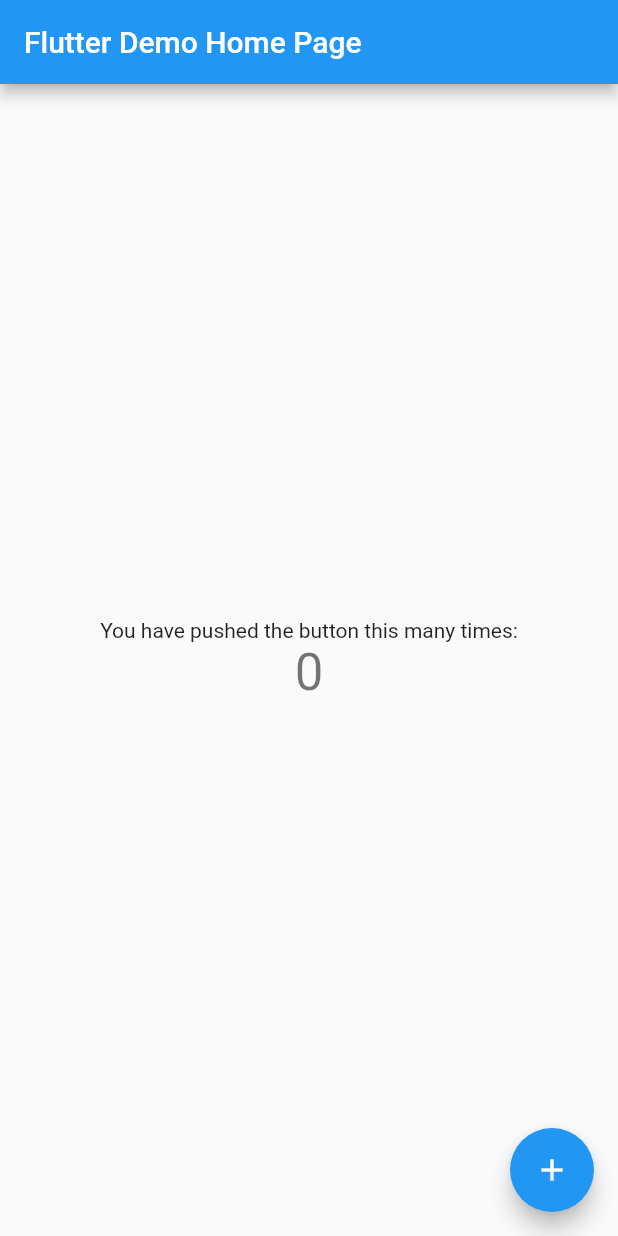
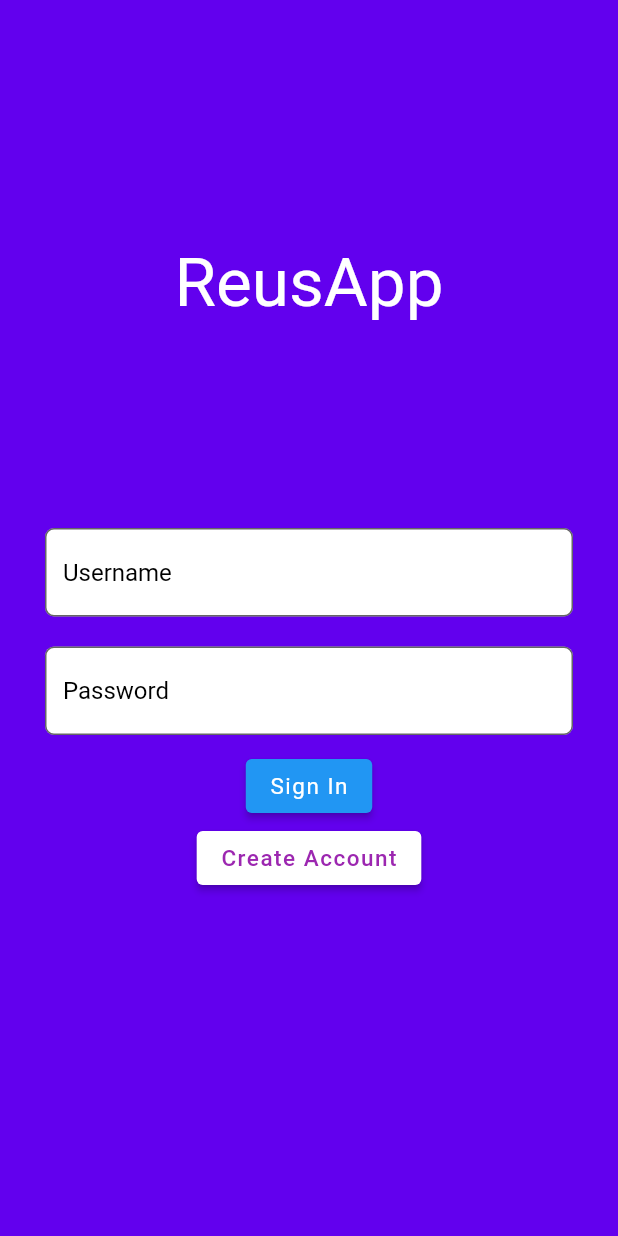
Before and after one commit to InnoSWP/ReusableLearningApp, a Flutter app: the screen it shows after launch, on a phone screen of 412 x 824 dp. Run offline on Flutter 3.47's test engine with Material 2 defaults, Android fonts, the phone set to English and light mode, and no system bars; our stand-ins replace dio, flutter_secure_storage.

Commit message:
added authorization form, added app auth architecture

```diff
--- /dev/null
+++ b/reusable_learning_app/lib/authorization/authorization_manager.dart
@@ -0,0 +1,31 @@
+import 'package:dio/dio.dart';
+import 'package:flutter_secure_storage/flutter_secure_storage.dart';
+
+
+class AuthorizationManager {
+  final storage = const FlutterSecureStorage();
+  final dio = Dio();
+
+  void authorize(String username, String password) async {
+    // check for authorization
+    if (await isAuthorized()) return;
+
+    var response = await dio.post(
+      "future api link)))",
+      data: { "username": username, "password": password }
+    );
+
+    if (response.statusCode != 200) return;
+
+    await storage.write(key: 'jwtRefresh', value: response.data["refresh"]);
+    await storage.write(key: 'jwtAccess', value: response.data["access"]);
+  }
+  Future<bool> isAuthorized() async {
+    //TODO
+    return false;
+  }
+  void logout() {
+    storage.write(key: 'jwtRefresh', value: null);
+    storage.write(key: 'jwtAccess', value: null);
+  }
+}
--- a/reusable_learning_app/lib/main.dart
+++ b/reusable_learning_app/lib/main.dart
@@ -1,64 +1,34 @@
 import 'package:flutter/material.dart';
+import 'package:reusable_app/screens/home.dart';
+import 'authorization/authorization_manager.dart';
+import 'screens/authorization/authorization_screen.dart';
 
 void main() {
-  runApp(const MyApp());
+  runApp(const LearningApp());
 }
 
-class MyApp extends StatelessWidget {
-  const MyApp({Key? key}) : super(key: key);
+class LearningApp extends StatefulWidget {
+  const LearningApp({Key? key}) : super(key: key);
 
-  // This widget is the root of your application.
+  @override
+  State createState() => _LearningAppState();
+}
+
+class _LearningAppState extends State {
+  var manager = AuthorizationManager();
+
+
   @override
   Widget build(BuildContext context) {
+    bool authorized = false;
+    manager.isAuthorized().then((value) => authorized = value);
     return MaterialApp(
-      home: const MyHomePage(title: 'Flutter Demo Home Page'),
+      initialRoute: authorized ? "/" : "/authorize",
+      routes: {
+        "/": (context) => Home(),
+        "/authorize": (context) => AuthorizationScreen(),
+        "/create": (context) => AuthorizationScreen(),
+      },
     );
   }
 }
-
-class MyHomePage extends StatefulWidget {
-  const MyHomePage({Key? key, required this.title}) : super(key: key);
-
-  final String title;
-
-  @override
-  State<MyHomePage> createState() => _MyHomePageState();
-}
-
-class _MyHomePageState extends State<MyHomePage> {
-  int _counter = 0;
-
-  void _incrementCounter() {
-    setState(() {
-      _counter++;
-    });
-  }
-
-  @override
-  Widget build(BuildContext context) {
-    return Scaffold(
-      appBar: AppBar(
-        title: Text(widget.title),
-      ),
-      body: Center(
-        child: Column(
-          mainAxisAlignment: MainAxisAlignment.center,
-          children: <Widget>[
-            const Text(
-              'You have pushed the button this many times:',
-            ),
-            Text(
-              '$_counter',
-              style: Theme.of(context).textTheme.headline4,
-            ),
-          ],
-        ),
-      ),
-      floatingActionButton: FloatingActionButton(
-        onPressed: _incrementCounter,
-        tooltip: 'Increment',
-        child: const Icon(Icons.add),
-      ), // This trailing comma makes auto-formatting nicer for build methods.
-    );
-  }
-}
--- /dev/null
+++ b/reusable_learning_app/lib/models/course.dart
@@ -0,0 +1,3 @@
+class Course {
+
+}
--- /dev/null
+++ b/reusable_learning_app/lib/models/custom_colors.dart
@@ -0,0 +1,6 @@
+import 'package:flutter/material.dart';
+
+class CustomColors {
+  static const purple = Color(0xFF6200EE);
+  static const greyOnPurple = Color(0xFFD6BDFB);
+}
--- /dev/null
+++ b/reusable_learning_app/lib/models/user.dart
@@ -0,0 +1,6 @@
+import 'course.dart';
+
+abstract class User {
+  String? userName;
+  List<Course>? courseList;
+}
--- /dev/null
+++ b/reusable_learning_app/lib/screens/Forms/auth_form.dart
@@ -0,0 +1,113 @@
+import 'package:flutter/material.dart';
+import '/authorization/authorization_manager.dart';
+
+class AuthForm extends StatelessWidget {
+  final manager = AuthorizationManager();
+  final _formKey = GlobalKey<FormState>();
+  AuthForm({Key? key}) : super(key: key);
+
+  @override
+  Widget build(BuildContext context) {
+    return Form(
+      key: _formKey,
+      child: Column(
+        children: [
+          Padding(
+            padding: const EdgeInsets.all(10),
+            child: TextFormField(
+              style: const TextStyle(
+                color: Colors.black
+              ),
+              decoration: InputDecoration(
+                hintText: "Username",
+                hintStyle: const TextStyle(
+                  color: Colors.black
+                ),
+                border: OutlineInputBorder(
+                  borderRadius: BorderRadius.circular(6)
+                ),
+                fillColor: Colors.white,
+                filled: true,
+                errorStyle: const TextStyle(
+                  fontSize: 15,
+                  color: Color(0xFFFF5F5F)
+                )
+              ),
+              validator: (value) {
+                if (value == null || value.isEmpty) {
+                  return 'Please enter username';
+                }
+                return null;
+              },
+            )
+        ),
+          Padding(
+              padding: const EdgeInsets.all(10),
+              child: TextFormField(
+                style: const TextStyle(
+                  color: Colors.black
+                ),
+                decoration: InputDecoration(
+                  hintText: "Password",
+                  hintStyle: const TextStyle(
+                    color: Colors.black
+                  ),
+                  border: OutlineInputBorder(
+                    borderRadius: BorderRadius.circular(6)
+                  ),
+                  fillColor: Colors.white,
+                  filled: true,
+                  errorStyle: const TextStyle(
+                    fontSize: 15,
+                    color: Color(0xFFFF5F5F)
+                  )
+
+                ),
+                validator: (value) {
+                  if (value == null || value.isEmpty) {
+                    return 'Please enter password';
+                  }
+                  return null;
+                },
+              )
+          ),
+          ElevatedButton(
+            style: ButtonStyle(
+              textStyle: MaterialStateProperty.all(
+                const TextStyle(
+                  color: Colors.purple,
+                  fontSize: 15,
+                  letterSpacing: 1
+                )
+              )
+            ),
+            onPressed: () {
+              if(_formKey.currentState!.validate()) {
+                // TODO check if user exists
+              }
+            },
+            child: const Text("Sign In"),
+          ),
+          ElevatedButton(
+            style: ButtonStyle(
+              backgroundColor: MaterialStateProperty.all(Colors.white),
+              overlayColor: MaterialStateProperty.all(Colors.grey[300])
+            ),
+            onPressed: () {
+              // TODO check if user exists
+            },
+            child: const Text(
+              "Create Account",
+              style: TextStyle(
+                color: Colors.purple,
+                fontSize: 15,
+                letterSpacing: 1
+              )
+            ),
+          )
+        ],
+      ),
+    );
+  }
+
+}
--- /dev/null
+++ b/reusable_learning_app/lib/screens/home.dart
@@ -0,0 +1,14 @@
+import 'package:flutter/material.dart';
+
+class Home extends StatefulWidget {
+  @override
+  State createState() => HomeState();
+}
+
+class HomeState extends State {
+  @override
+  Widget build(BuildContext context) {
+    return const Scaffold();
+  }
+
+}
```
Also changed, not shown: reusable_learning_app/lib/screens/authorization/authorization_screen.dart (added, +48 -0 lines), reusable_learning_app/pubspec.yaml (+3 -68 lines), 13 other files.
